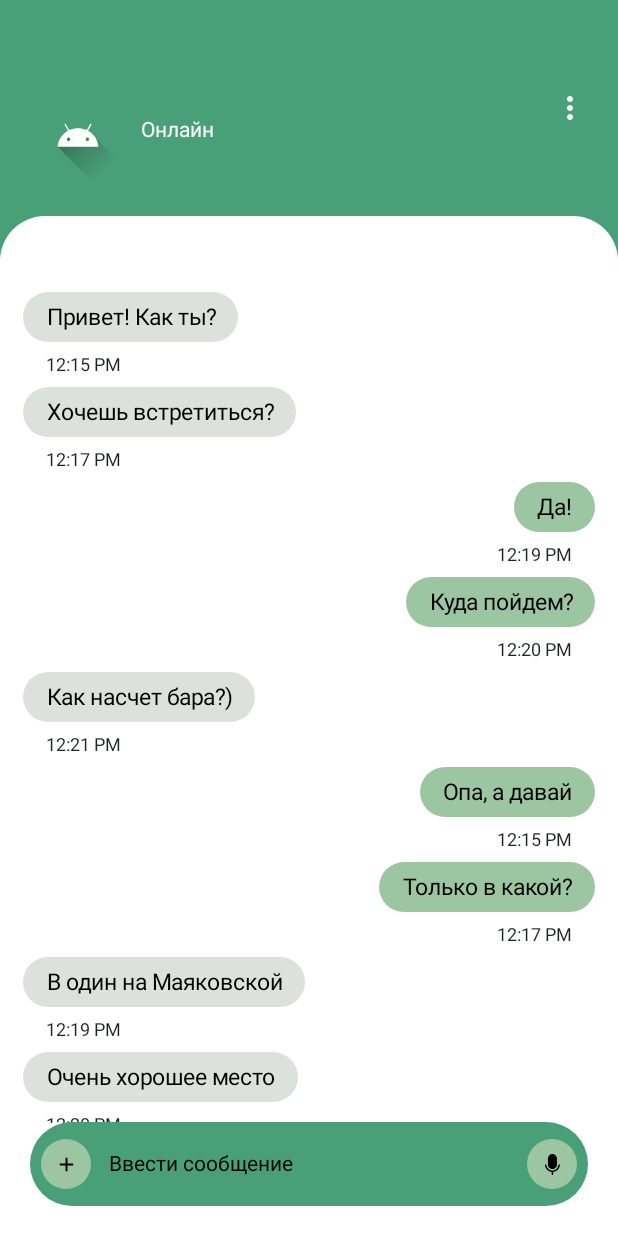
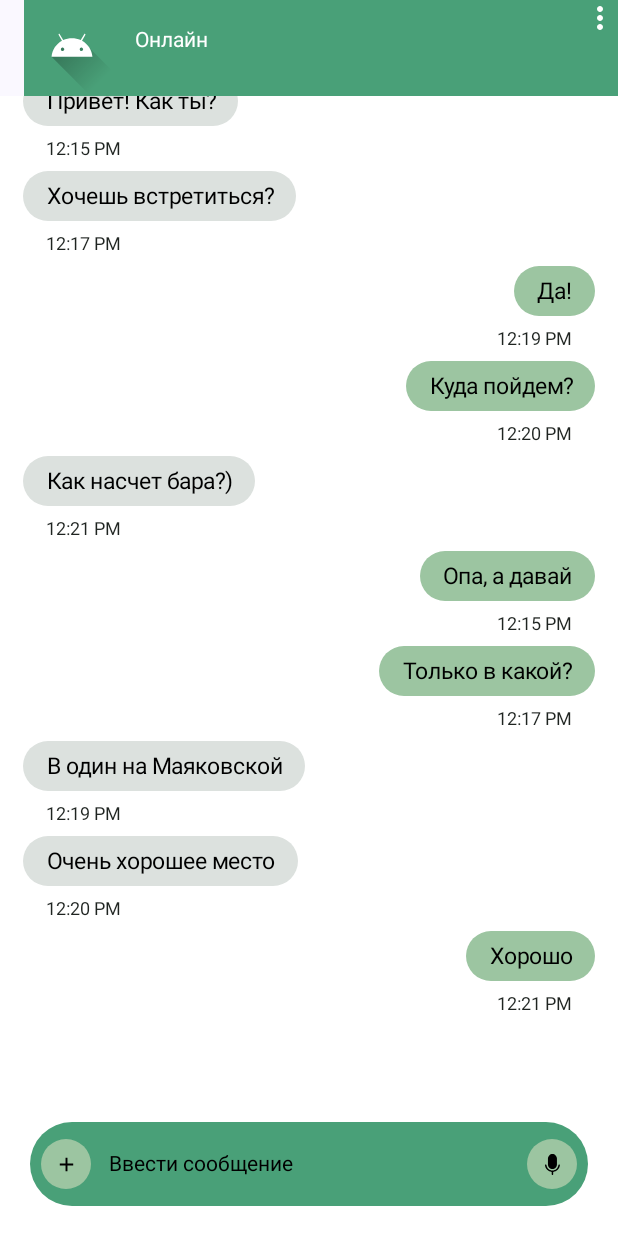
Before and after one commit to pansanek/OrpheusJetpackCompose, an Android app built with Jetpack Compose: the ChatScreen screen opened through its navigation route, on a phone screen of 412 x 824 dp. Run offline under Robolectric (Android 15) with nearby library versions, the light colour scheme and no system bars.

Commit message:
Scaffold topbar and bottombar

```diff
--- a/app/src/main/java/ru/potemkin/orpheusjetpackcompose/presentation/screens/ChatScreen.kt
+++ b/app/src/main/java/ru/potemkin/orpheusjetpackcompose/presentation/screens/ChatScreen.kt
@@ -1,5 +1,6 @@
 package ru.potemkin.orpheusjetpackcompose.presentation.screens
 
+import android.annotation.SuppressLint
 import androidx.annotation.DrawableRes
 import androidx.compose.foundation.Image
 import androidx.compose.foundation.background
@@ -14,9 +15,11 @@ import androidx.compose.material.icons.filled.Add
 import androidx.compose.material.icons.filled.MoreVert
 import androidx.compose.material3.ExperimentalMaterial3Api
 import androidx.compose.material3.Icon
+import androidx.compose.material3.Scaffold
 import androidx.compose.material3.Text
 import androidx.compose.material3.TextField
 import androidx.compose.material3.TextFieldDefaults
+import androidx.compose.material3.TopAppBar
 import androidx.compose.runtime.*
 import androidx.compose.ui.Alignment
 import androidx.compose.ui.Alignment.Companion.BottomCenter
@@ -43,6 +46,8 @@ import ru.potemkin.orpheusjetpackcompose.data.Person
 import ru.potemkin.orpheusjetpackcompose.data.chatList
 import ru.potemkin.orpheusjetpackcompose.presentation.theme.*
 
+@SuppressLint("UnusedMaterial3ScaffoldPaddingParameter")
+@OptIn(ExperimentalMaterial3Api::class)
 @Composable
 fun ChatScreen(
     navHostController: NavHostController
@@ -60,10 +65,26 @@ fun ChatScreen(
         Column(
             modifier = Modifier.fillMaxSize()
         ) {
+            Scaffold(
+                topBar = {
+                    TopAppBar(
+                        {
                             UserNameRow(
                                 person = data,
-                modifier = Modifier.padding(top = 60.dp, start = 20.dp, end = 20.dp, bottom = 20.dp)
+                                modifier = Modifier
+                                    .background(Green)
                             )
+                        }
+                    )
+                },
+                bottomBar = {
+                    CustomTextField(
+                        text = message, onValueChange = { message = it },
+                        modifier = Modifier
+                            .padding(horizontal = 20.dp, vertical = 20.dp)
+                    )
+                }
+                , content = {
                     Box(
                         modifier = Modifier
                             .fillMaxSize()
@@ -89,13 +110,10 @@ fun ChatScreen(
                         }
                     }
                 }
+            )
+        }
 
-        CustomTextField(
-            text = message, onValueChange = { message = it },
-            modifier = Modifier
-                .padding(horizontal = 20.dp, vertical = 20.dp)
-                .align(BottomCenter)
-        )
+
     }
 
 }
```
Lines whose indentation alone changed are shown as unchanged.
